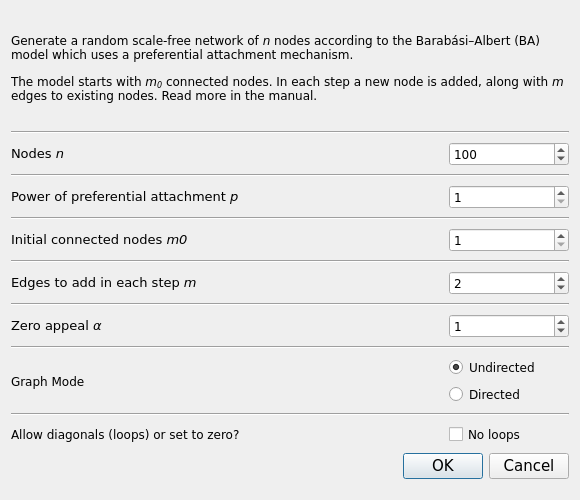
Qt form src/forms/randscalefreedialog.ui (socnetv/app) before a commit.
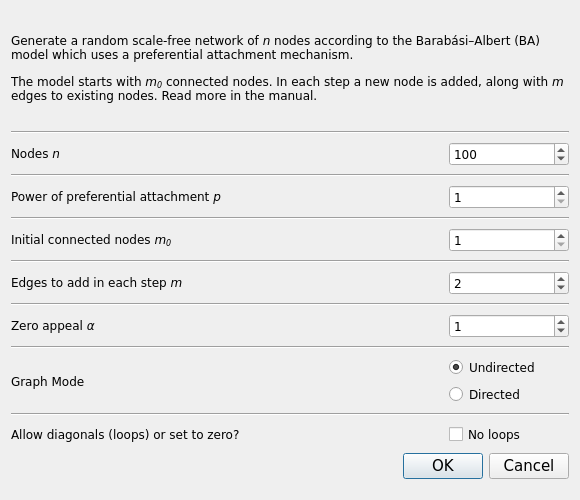
The same form after that commit.

Commit message: more dialog font fixes

What changed in the file:
```diff
--- a/src/forms/randscalefreedialog.ui
+++ b/src/forms/randscalefreedialog.ui
@@ -108,11 +108,7 @@
         </font>
        </property>
        <property name="text">
-        <string>&lt;!DOCTYPE HTML PUBLIC &quot;-//W3C//DTD HTML 4.0//EN&quot; &quot;http://www.w3.org/TR/REC-html40/strict.dtd&quot;&gt;
-&lt;html&gt;&lt;head&gt;&lt;meta name=&quot;qrichtext&quot; content=&quot;1&quot; /&gt;&lt;style type=&quot;text/css&quot;&gt;
-p, li { white-space: pre-wrap; }
-&lt;/style&gt;&lt;/head&gt;&lt;body style=&quot; font-family:'Sans Serif'; font-size:10pt; font-weight:400; font-style:normal;&quot;&gt;
-&lt;p style=&quot; margin-top:12px; margin-bottom:12px; margin-left:0px; margin-right:0px; -qt-block-indent:0; text-indent:0px;&quot;&gt;Nodes &lt;span style=&quot; font-style:italic;&quot;&gt;n&lt;/span&gt;&lt;/p&gt;&lt;/body&gt;&lt;/html&gt;</string>
+        <string>&lt;html&gt;&lt;head/&gt;&lt;body&gt;&lt;p&gt;Nodes &lt;span style=&quot; font-style:italic;&quot;&gt;n&lt;/span&gt;&lt;/p&gt;&lt;/body&gt;&lt;/html&gt;</string>
        </property>
       </widget>
      </item>
@@ -183,11 +179,7 @@
         </font>
        </property>
        <property name="text">
-        <string>&lt;!DOCTYPE HTML PUBLIC &quot;-//W3C//DTD HTML 4.0//EN&quot; &quot;http://www.w3.org/TR/REC-html40/strict.dtd&quot;&gt;
-&lt;html&gt;&lt;head&gt;&lt;meta name=&quot;qrichtext&quot; content=&quot;1&quot; /&gt;&lt;style type=&quot;text/css&quot;&gt;
-p, li { white-space: pre-wrap; }
-&lt;/style&gt;&lt;/head&gt;&lt;body style=&quot; font-family:'Sans Serif'; font-size:10pt; font-weight:400; font-style:normal;&quot;&gt;
-&lt;p style=&quot; margin-top:0px; margin-bottom:0px; margin-left:0px; margin-right:0px; -qt-block-indent:0; text-indent:0px;&quot;&gt;Power of preferential attachment &lt;span style=&quot; font-style:italic;&quot;&gt;p&lt;/span&gt; &lt;/p&gt;&lt;/body&gt;&lt;/html&gt;</string>
+        <string>&lt;html&gt;&lt;head/&gt;&lt;body&gt;&lt;p&gt;Power of preferential attachment &lt;span style=&quot; font-style:italic;&quot;&gt;p&lt;/span&gt;&lt;/p&gt;&lt;/body&gt;&lt;/html&gt;</string>
        </property>
       </widget>
      </item>
@@ -255,11 +247,7 @@
         </font>
        </property>
        <property name="text">
-        <string>&lt;!DOCTYPE HTML PUBLIC &quot;-//W3C//DTD HTML 4.0//EN&quot; &quot;http://www.w3.org/TR/REC-html40/strict.dtd&quot;&gt;
-&lt;html&gt;&lt;head&gt;&lt;meta name=&quot;qrichtext&quot; content=&quot;1&quot; /&gt;&lt;style type=&quot;text/css&quot;&gt;
-p, li { white-space: pre-wrap; }
-&lt;/style&gt;&lt;/head&gt;&lt;body style=&quot; font-family:'Sans Serif'; font-size:10pt; font-weight:400; font-style:normal;&quot;&gt;
-&lt;p style=&quot; margin-top:0px; margin-bottom:0px; margin-left:0px; margin-right:0px; -qt-block-indent:0; text-indent:0px;&quot;&gt;Initial connected nodes &lt;span style=&quot; font-style:italic;&quot;&gt;m0&lt;/span&gt;&lt;/p&gt;&lt;/body&gt;&lt;/html&gt;</string>
+        <string>&lt;html&gt;&lt;head/&gt;&lt;body&gt;&lt;p&gt;Initial connected nodes &lt;span style=&quot; font-style:italic;&quot;&gt;m&lt;/span&gt;&lt;span style=&quot; font-style:italic; vertical-align:sub;&quot;&gt;0&lt;/span&gt;&lt;/p&gt;&lt;/body&gt;&lt;/html&gt;</string>
        </property>
       </widget>
      </item>
@@ -327,11 +315,7 @@
         </font>
        </property>
        <property name="text">
-        <string>&lt;!DOCTYPE HTML PUBLIC &quot;-//W3C//DTD HTML 4.0//EN&quot; &quot;http://www.w3.org/TR/REC-html40/strict.dtd&quot;&gt;
-&lt;html&gt;&lt;head&gt;&lt;meta name=&quot;qrichtext&quot; content=&quot;1&quot; /&gt;&lt;style type=&quot;text/css&quot;&gt;
-p, li { white-space: pre-wrap; }
-&lt;/style&gt;&lt;/head&gt;&lt;body style=&quot; font-family:'Sans Serif'; font-size:10pt; font-weight:400; font-style:normal;&quot;&gt;
-&lt;p style=&quot; margin-top:0px; margin-bottom:0px; margin-left:0px; margin-right:0px; -qt-block-indent:0; text-indent:0px;&quot;&gt;Edges to add in each step &lt;span style=&quot; font-style:italic;&quot;&gt;m&lt;/span&gt;&lt;/p&gt;&lt;/body&gt;&lt;/html&gt;</string>
+        <string>&lt;html&gt;&lt;head/&gt;&lt;body&gt;&lt;p&gt;Edges to add in each step &lt;span style=&quot; font-style:italic;&quot;&gt;m&lt;/span&gt;&lt;/p&gt;&lt;/body&gt;&lt;/html&gt;</string>
        </property>
       </widget>
      </item>
@@ -399,11 +383,7 @@
         </font>
        </property>
        <property name="text">
-        <string>&lt;!DOCTYPE HTML PUBLIC &quot;-//W3C//DTD HTML 4.0//EN&quot; &quot;http://www.w3.org/TR/REC-html40/strict.dtd&quot;&gt;
-&lt;html&gt;&lt;head&gt;&lt;meta name=&quot;qrichtext&quot; content=&quot;1&quot; /&gt;&lt;style type=&quot;text/css&quot;&gt;
-p, li { white-space: pre-wrap; }
-&lt;/style&gt;&lt;/head&gt;&lt;body style=&quot; font-family:'Sans Serif'; font-size:10pt; font-weight:400; font-style:normal;&quot;&gt;
-&lt;p style=&quot; margin-top:0px; margin-bottom:0px; margin-left:0px; margin-right:0px; -qt-block-indent:0; text-indent:0px;&quot;&gt;Zero appeal &lt;span style=&quot; font-style:italic;&quot;&gt;α&lt;/span&gt;&lt;/p&gt;&lt;/body&gt;&lt;/html&gt;</string>
+        <string>&lt;html&gt;&lt;head/&gt;&lt;body&gt;&lt;p&gt;Zero appeal &lt;span style=&quot; font-style:italic;&quot;&gt;α&lt;/span&gt;&lt;/p&gt;&lt;/body&gt;&lt;/html&gt;</string>
        </property>
       </widget>
      </item>
```
